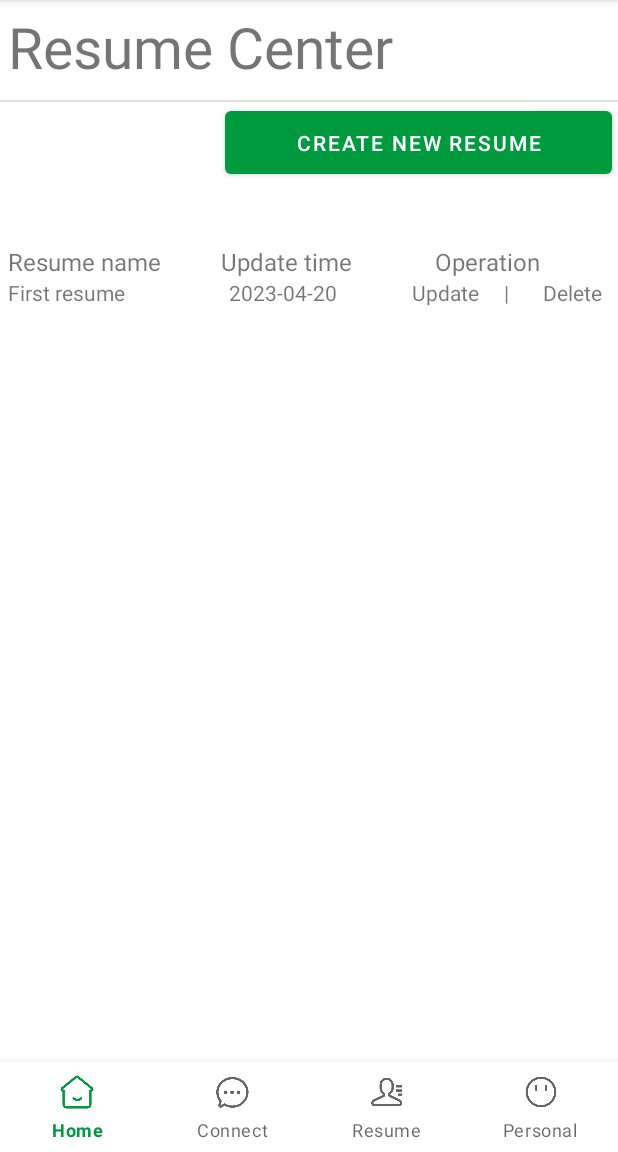
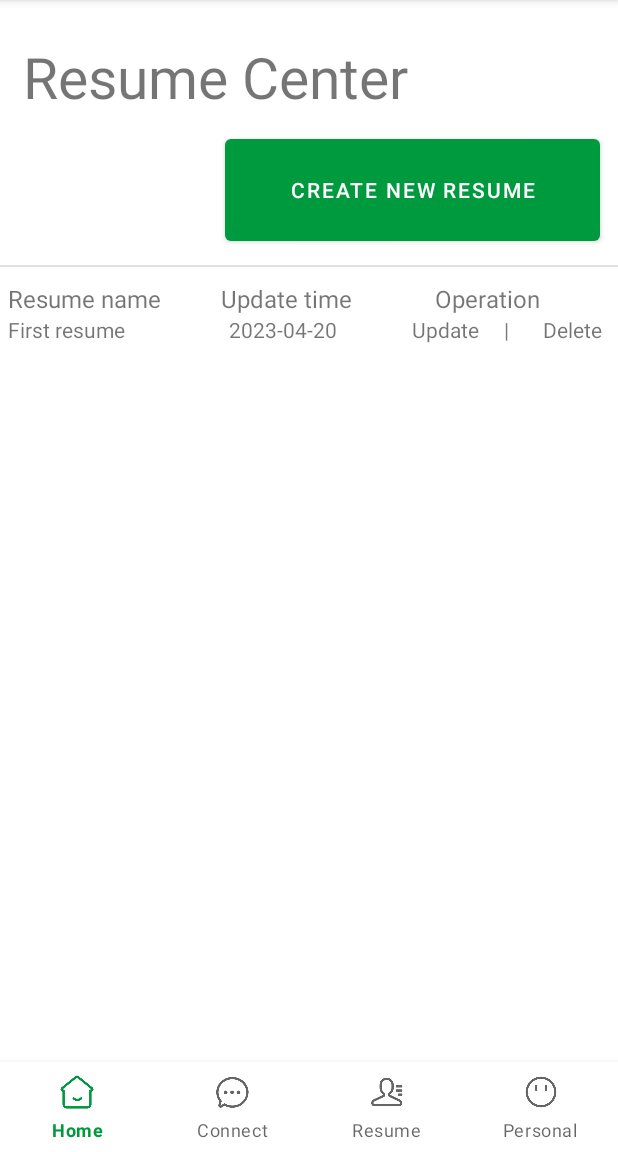
Before and after one commit to SZYD717/Job_Match_App, an Android app: the fragment ResumeFragment placed in its activity, on a phone screen of 412 x 824 dp, the part 84-1236 px from its top. Run offline under Robolectric (Android 15) with nearby library versions, the phone set to English and light mode, and no system bars; network calls fail.

Commit message:
CreateResume界面搞定

```diff
--- a/app/src/main/AndroidManifest.xml
+++ b/app/src/main/AndroidManifest.xml
@@ -25,6 +25,7 @@
         <activity android:name="edu.comp7506.jobMatchApp.activity.CompanyInfoActivity"/>
         <activity android:name="edu.comp7506.jobMatchApp.activity.JobDetailActivity"/>
         <activity android:name="edu.comp7506.jobMatchApp.activity.RegisterActivity"/>
+        <activity android:name="edu.comp7506.jobMatchApp.activity.ResumeCreateActivity"/>
     </application>
 
 </manifest>
--- a/app/src/main/java/edu/comp7506/jobMatchApp/activity/ResumeFragment.java
+++ b/app/src/main/java/edu/comp7506/jobMatchApp/activity/ResumeFragment.java
@@ -1,16 +1,34 @@
 package edu.comp7506.jobMatchApp.activity;
 
+import android.content.Intent;
 import android.os.Bundle;
+import android.util.Log;
 import android.view.LayoutInflater;
 import android.view.View;
 import android.view.ViewGroup;
+import android.widget.Button;
 
+import androidx.annotation.Nullable;
 import androidx.fragment.app.Fragment;
 
 import com.example.job_match_app.R;
 
 public class ResumeFragment extends Fragment {
+    @Override
+    public void onCreate(@Nullable Bundle savedInstanceState) {
+        super.onCreate(savedInstanceState);
+    }
+
     public View onCreateView(LayoutInflater inflater, ViewGroup container, Bundle savedInstanceState) {
-        return inflater.inflate(R.layout.fragment_resume, container, false);
+        View view = inflater.inflate(R.layout.fragment_resume, container, false);
+        Button resumeReviewButton = view.findViewById(R.id.create_resume_button);
+        resumeReviewButton.setOnClickListener(new View.OnClickListener() {
+            @Override
+            public void onClick(View view) {
+                Intent resumeCreateIntent = new Intent(view.getContext(),ResumeCreateActivity.class);
+                view.getContext().startActivity(resumeCreateIntent);
+            }
+        });
+        return view;
     }
 }
--- a/app/src/main/res/layout/fragment_resume.xml
+++ b/app/src/main/res/layout/fragment_resume.xml
@@ -12,38 +12,33 @@
         tools:layout_editor_absoluteX="0dp"
         tools:layout_editor_absoluteY="74dp">
 
-        <LinearLayout
-            android:layout_width="match_parent"
-            android:layout_height="123dp"
-            android:layout_marginBottom="40dp"
-            android:orientation="vertical">
-
         <TextView
             android:layout_width="match_parent"
             android:layout_height="wrap_content"
-                android:layout_marginLeft="5dp"
-                android:layout_marginTop="5dp"
+            android:layout_marginLeft="15dp"
+            android:layout_marginTop="25dp"
+            android:layout_marginBottom="10dp"
             android:text="Resume Center"
             android:textSize="38sp" />
+
+        <Button
+            android:id="@+id/create_resume_button"
+            android:layout_width="250dp"
+            android:layout_height="80dp"
+            android:layout_marginLeft="150dp"
+            android:text="Create new resume" />
 
         <View
             android:id="@+id/divider9"
             android:layout_width="match_parent"
             android:layout_height="1dp"
             android:layout_marginTop="10dp"
+            android:layout_marginBottom="10dp"
             android:background="?android:attr/listDivider" />
-
-            <Button
-                android:id="@+id/create_resume_button"
-                android:layout_width="258dp"
-                android:layout_height="54dp"
-                android:layout_marginLeft="150dp"
-                android:text="Create new resume" />
-        </LinearLayout>
 
         <TableLayout
             android:layout_width="match_parent"
-            android:layout_height="450dp">
+            android:layout_height="match_parent">
 
             <TableRow
                 android:layout_width="match_parent"
--- a/app/src/main/res/values/colors.xml
+++ b/app/src/main/res/values/colors.xml
@@ -15,4 +15,6 @@
 
     <color name="yellow_700">#FFD400</color>
     <color name="yellow_200">#FFF0A7</color>
+
+    <color name="material_dynamic_neutral70">#FFAAABAE</color>
 </resources>
```
Also changed, not shown: app/src/main/java/edu/comp7506/jobMatchApp/activity/ResumeCreateActivity.java (added, +20 -0 lines), app/src/main/res/layout/activity_resume_review.xml (added, +206 -0 lines), app/src/main/res/layout/fragment_resume_review.xml (deleted, +0 -193 lines). Lines whose indentation alone changed are shown as unchanged.
